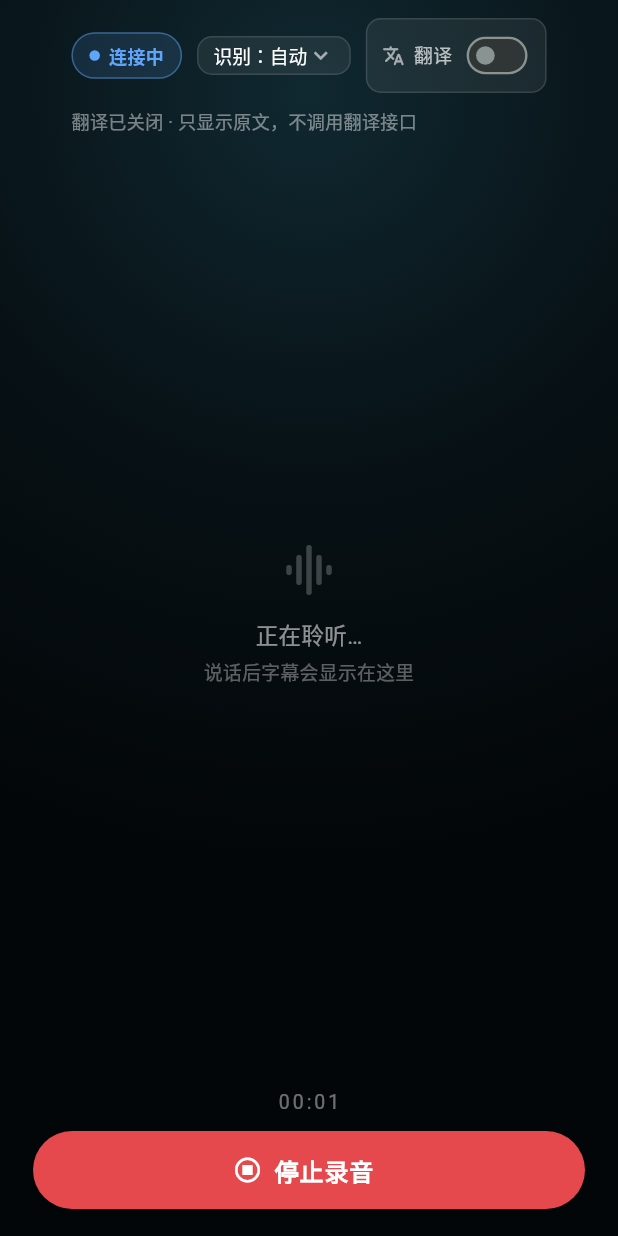
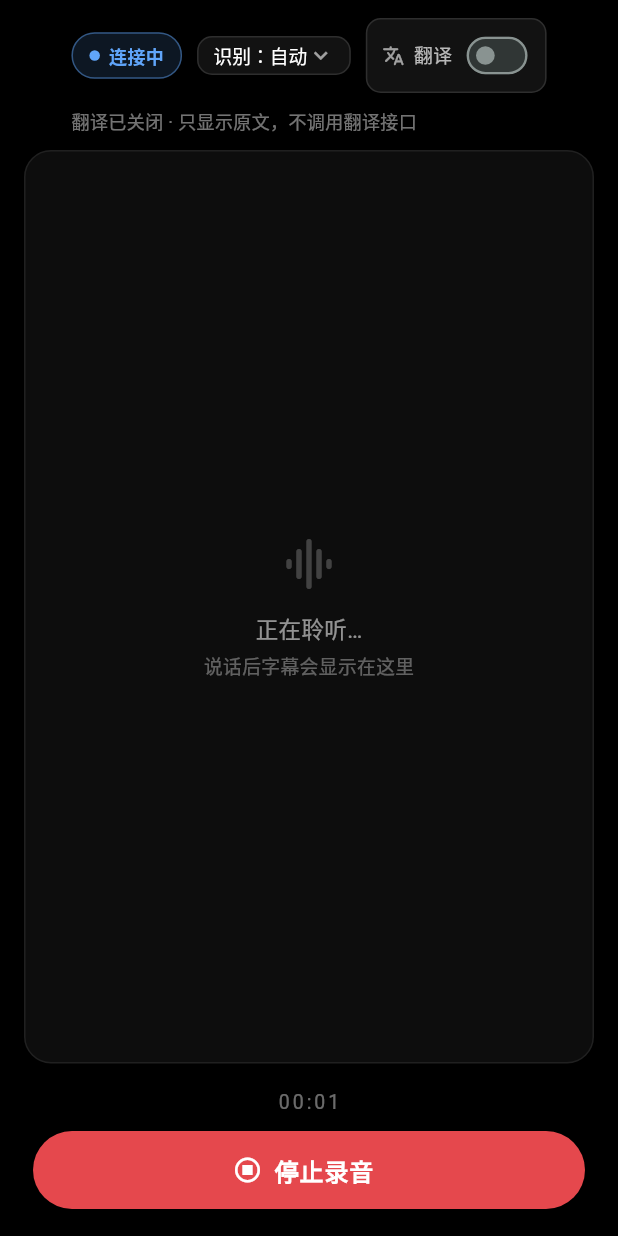
Before and after one commit to fallingintotheskyan-web/workbuddy, a Flutter app: the screen it shows after launch, after a tap on "开始录音", on a phone screen of 412 x 824 dp. Run offline on Flutter 3.47's test engine with Material 3 defaults, Android fonts, the phone set to English and light mode, and no system bars; missing offline and left inert: media_kit, media_kit_video, record.

Commit message:
ui: idle video letterboxed on black, recording page with subtitle card

```diff
--- a/client/config/idle_video.json
+++ b/client/config/idle_video.json
@@ -1,5 +1,5 @@
 {
   "type": "asset",
   "value": "assets/idle/idle_loop.mp4",
-  "rotation": 90
+  "rotation": 0
 }
--- a/client/lib/features/idle/idle_page.dart
+++ b/client/lib/features/idle/idle_page.dart
@@ -10,8 +10,8 @@ import '../../core/app_config.dart';
 import '../../core/app_theme.dart';
 import '../recording/recording_page.dart';
 
-/// Full-screen idle screen: looping muted video (or a gradient fallback) with a
-/// single call to action.
+/// Idle screen: pure black backdrop, a centered letterboxed video (like a
+/// gallery player), and one large call to action.
 class IdlePage extends StatefulWidget {
   const IdlePage({super.key});
 
@@ -121,41 +121,63 @@ class _IdlePageState extends State<IdlePage> {
     await _player?.play();
   }
 
+  /// The video is shown at its natural aspect ratio, so a 90° override needs a
+  /// portrait box.
+  double get _videoAspect {
+    final int rotation = _config?.rotation ?? 0;
+    return (rotation == 90 || rotation == 270) ? 9 / 16 : 16 / 9;
+  }
+
   @override
   Widget build(BuildContext context) {
     return Scaffold(
       backgroundColor: Colors.black,
-      body: Stack(
-        fit: StackFit.expand,
-        children: <Widget>[
-          _buildBackground(),
-          const _IdleScrim(),
-          SafeArea(
-            minimum: const EdgeInsets.only(bottom: 8),
-            child: Padding(
-              padding: const EdgeInsets.fromLTRB(24, 18, 24, 16),
+      body: SafeArea(
+        minimum: const EdgeInsets.only(bottom: 8),
+        child: Column(
+          children: <Widget>[
+            Padding(
+              padding: const EdgeInsets.fromLTRB(24, 18, 24, 10),
+              child: _buildHeader(),
+            ),
+            Expanded(
+              child: Padding(
+                padding: const EdgeInsets.symmetric(horizontal: 16, vertical: 6),
+                child: Center(
+                  child: AspectRatio(
+                    aspectRatio: _videoAspect,
+                    child: ClipRRect(
+                      borderRadius: BorderRadius.circular(16),
+                      child: _buildVideoArea(),
+                    ),
+                  ),
+                ),
+              ),
+            ),
+            Padding(
+              padding: const EdgeInsets.fromLTRB(24, 8, 24, 16),
               child: Column(
-                crossAxisAlignment: CrossAxisAlignment.start,
+                mainAxisSize: MainAxisSize.min,
                 children: <Widget>[
-                  _buildHeader(),
-                  const Spacer(),
-                  if (_error != null) _buildErrorCard(),
-                  const SizedBox(height: 16),
+                  if (_error != null) ...<Widget>[
+                    _buildErrorCard(),
+                    const SizedBox(height: 12),
+                  ],
                   _buildStartButton(),
                 ],
               ),
             ),
-          ),
-        ],
+          ],
+        ),
       ),
     );
   }
 
-  Widget _buildBackground() {
+  Widget _buildVideoArea() {
     if (_ready && _controller != null && _error == null) {
       final Video video = Video(
         controller: _controller!,
-        fit: BoxFit.cover,
+        fit: BoxFit.contain,
         fill: Colors.black,
         controls: NoVideoControls,
         wakelock: false,
@@ -173,7 +195,7 @@ class _IdlePageState extends State<IdlePage> {
           width: 44,
           height: 44,
           decoration: BoxDecoration(
-            color: Colors.black.withValues(alpha: 0.35),
+            color: Colors.white.withValues(alpha: 0.06),
             borderRadius: BorderRadius.circular(14),
             border: Border.all(color: Colors.white.withValues(alpha: 0.14)),
           ),
@@ -242,13 +264,13 @@ class _IdlePageState extends State<IdlePage> {
           crossAxisAlignment: CrossAxisAlignment.stretch,
           children: <Widget>[
             SizedBox(
-              height: 58,
+              height: 64,
               child: FilledButton.icon(
                 onPressed: _startRecording,
-                icon: const Icon(Icons.mic_rounded, size: 24),
+                icon: const Icon(Icons.mic_rounded, size: 26),
                 label: const Text(
                   '开始录音',
-                  style: TextStyle(fontSize: 18, fontWeight: FontWeight.w700, letterSpacing: 1),
+                  style: TextStyle(fontSize: 20, fontWeight: FontWeight.w700, letterSpacing: 1),
                 ),
                 style: FilledButton.styleFrom(
                   backgroundColor: AppTheme.accent,
@@ -276,28 +298,6 @@ class _IdlePageState extends State<IdlePage> {
   }
 }
 
-class _IdleScrim extends StatelessWidget {
-  const _IdleScrim();
-
-  @override
-  Widget build(BuildContext context) {
-    return DecoratedBox(
-      decoration: BoxDecoration(
-        gradient: LinearGradient(
-          begin: Alignment.topCenter,
-          end: Alignment.bottomCenter,
-          colors: <Color>[
-            Colors.black.withValues(alpha: 0.55),
-            Colors.black.withValues(alpha: 0.10),
-            Colors.black.withValues(alpha: 0.78),
-          ],
-          stops: const <double>[0, 0.45, 1],
-        ),
-      ),
-    );
-  }
-}
-
 class _GradientFallback extends StatelessWidget {
   const _GradientFallback();
 
--- a/client/lib/features/recording/recording_page.dart
+++ b/client/lib/features/recording/recording_page.dart
@@ -81,10 +81,7 @@ class _RecordingPageState extends State<RecordingPage> {
   Widget build(BuildContext context) {
     return Scaffold(
       backgroundColor: Colors.black,
-      body: Stack(
-        children: <Widget>[
-          const Positioned.fill(child: _RecordingBackground()),
-          SafeArea(
+      body: SafeArea(
         child: AnimatedBuilder(
           animation: _transcript,
           builder: (BuildContext context, Widget? _) {
@@ -93,11 +90,16 @@ class _RecordingPageState extends State<RecordingPage> {
                 _buildHeader(context),
                 if (_transcript.error != null) _buildErrorBanner(),
                 Expanded(
-                      child: Center(
-                        child: ConstrainedBox(
-                          constraints: const BoxConstraints(maxWidth: 980),
                   child: Padding(
-                            padding: const EdgeInsets.symmetric(horizontal: 22),
+                    padding: const EdgeInsets.fromLTRB(16, 0, 16, 8),
+                    child: Container(
+                      decoration: BoxDecoration(
+                        color: Colors.white.withValues(alpha: 0.05),
+                        borderRadius: BorderRadius.circular(18),
+                        border: Border.all(color: Colors.white.withValues(alpha: 0.08)),
+                      ),
+                      child: ClipRRect(
+                        borderRadius: BorderRadius.circular(18),
                         child: SubtitleList(
                           lines: _transcript.lines,
                           partial: _transcript.partial,
@@ -111,8 +113,6 @@ class _RecordingPageState extends State<RecordingPage> {
             );
           },
         ),
-          ),
-        ],
       ),
     );
   }
@@ -307,20 +307,3 @@ class _RecordingPageState extends State<RecordingPage> {
     return '$minutes:$seconds';
   }
 }
-
-class _RecordingBackground extends StatelessWidget {
-  const _RecordingBackground();
-
-  @override
-  Widget build(BuildContext context) {
-    return const DecoratedBox(
-      decoration: BoxDecoration(
-        gradient: RadialGradient(
-          center: Alignment(0, -0.85),
-          radius: 1.25,
-          colors: <Color>[Color(0xFF102830), Color(0xFF071115), Color(0xFF030608)],
-        ),
-      ),
-    );
-  }
-}
```
Also changed, not shown: 1 other file. Lines whose indentation alone changed are shown as unchanged.
